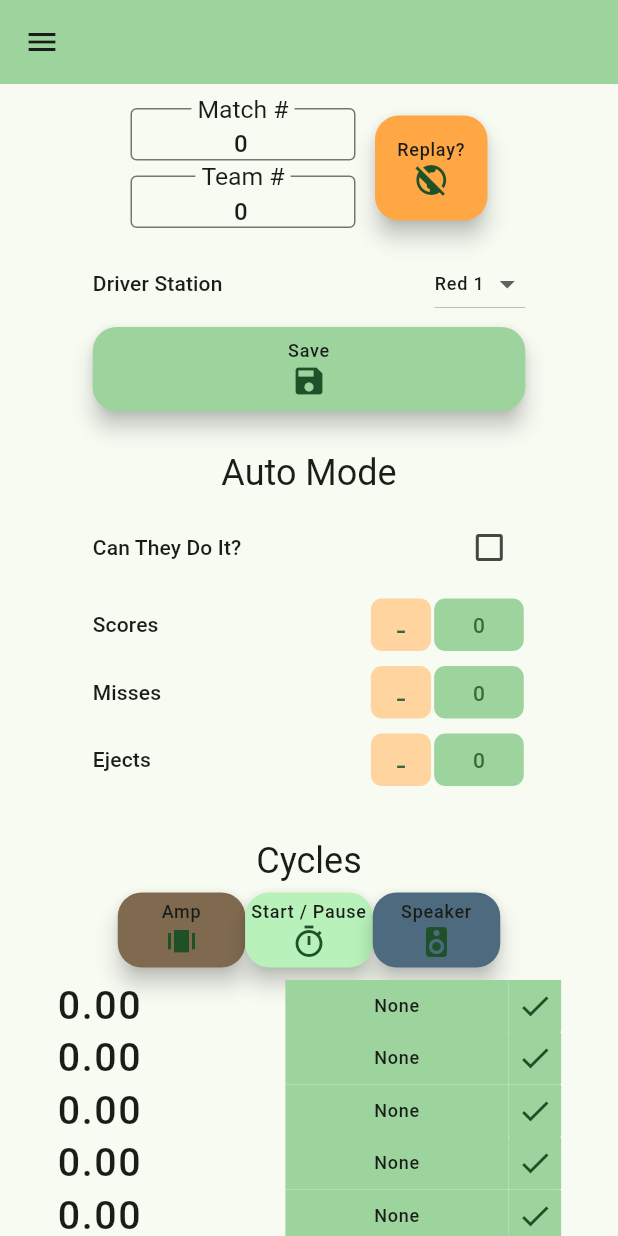
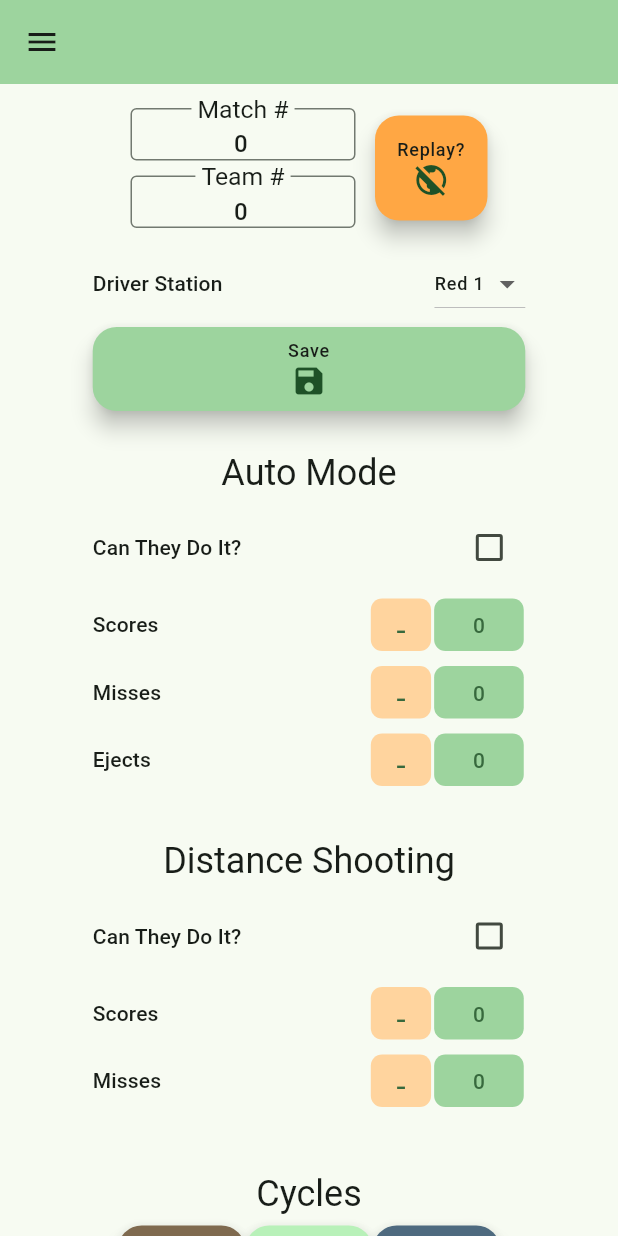
Before and after one commit to TheGreenMachine/GreenScout, a Flutter app: the MatchFormPage screen opened directly, on a phone screen of 412 x 824 dp. Run offline on Flutter 3.47's test engine with Material 3 defaults, Android fonts, the phone set to English and light mode, and no system bars; our stand-ins replace shared_preferences; missing offline and left inert: encrypt, network_info_plus, pointycastle; accounts and stored records are empty.

Commit message:
Moved Distance shooting up.
Moved Climbing Section under Cycles.

```diff
--- a/lib/pages/match_form.dart
+++ b/lib/pages/match_form.dart
@@ -320,6 +320,17 @@ class _MatchFormPage extends State<MatchFormPage> {
 
         const Padding(padding: EdgeInsets.all(12)),
 
+
+        createSectionHeader("Distance Shooting"),
+
+        createLabelAndCheckBox("Can They Do It?", canDistanceShoot),
+        createLabelAndNumberField("Scores", distanceShootingScores),
+        createLabelAndNumberField("Misses", distanceShootingMisses),
+
+        const Padding(padding: EdgeInsets.all(16)),
+
+
+
         createSectionHeader("Cycles"),
 
         createCycleTimers(ampColor, speakerColor),
@@ -329,15 +340,6 @@ class _MatchFormPage extends State<MatchFormPage> {
         createCycleListView(ampColor, speakerColor),
 
         const Padding(padding: EdgeInsets.all(16)),
-
-        createSectionHeader("Distance Shooting"),
-
-        createLabelAndCheckBox("Can They Do It?", canDistanceShoot),
-        createLabelAndNumberField("Scores", distanceShootingScores),
-        createLabelAndNumberField("Misses", distanceShootingMisses),
-
-        const Padding(padding: EdgeInsets.all(16)),
-
 
 
         createSectionHeader("Climbing"),
```
